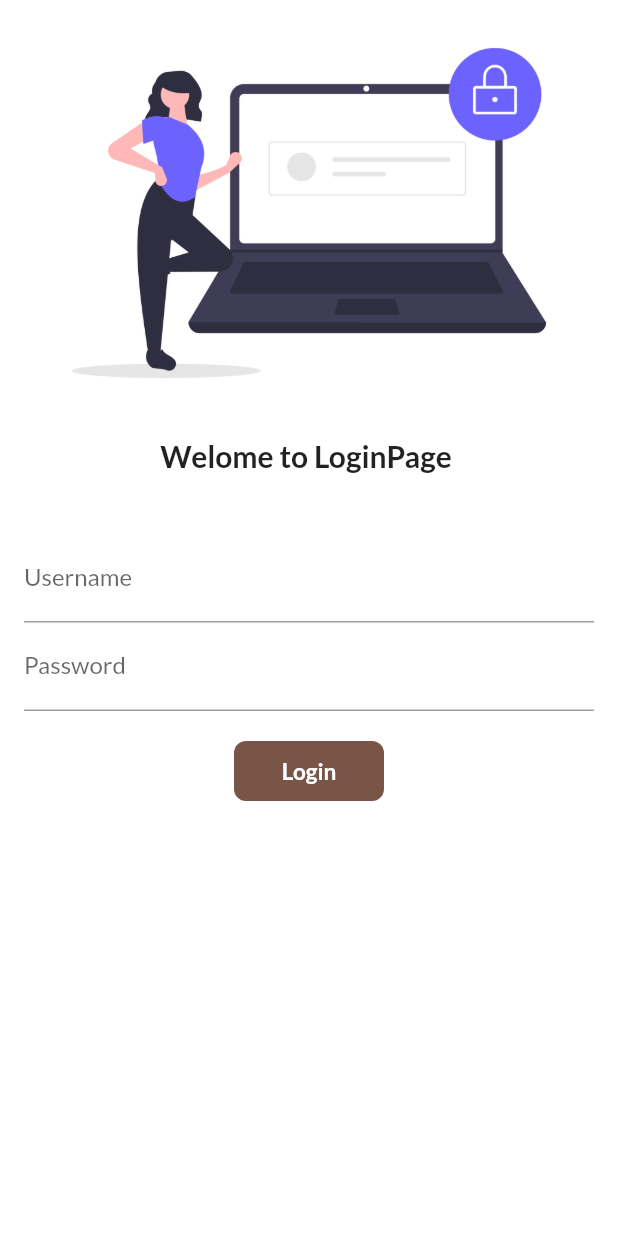
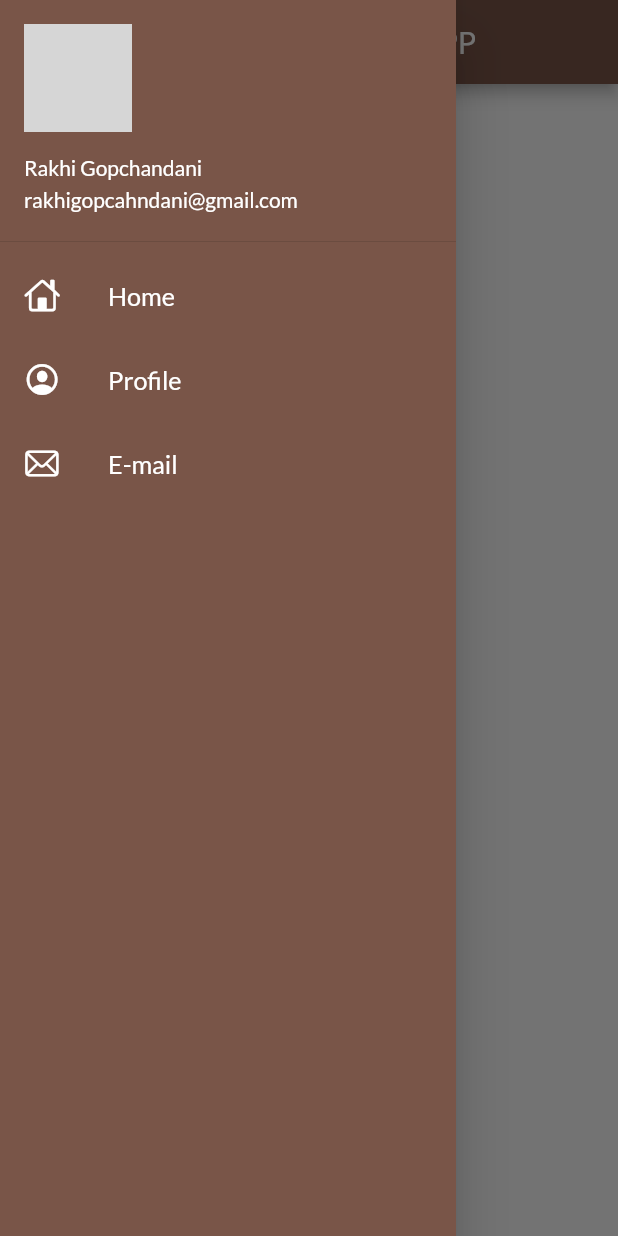
Before and after one commit to rakhigopchandani/my_app, a Flutter app: the screen it shows after launch, with the side drawer open (before the commit the screen has no drawer), on a phone screen of 412 x 824 dp. Run offline on Flutter 3.47's test engine with Material 2 defaults, Android fonts, the phone set to English and light mode, and no system bars; our stand-ins replace google_fonts; network calls fail; grey boxes are pictures that could not be loaded.

Commit message:
day 9 completed

```diff
--- a/lib/main.dart
+++ b/lib/main.dart
@@ -26,7 +26,8 @@ class MyApp extends StatelessWidget {
       darkTheme: ThemeData(
         brightness: Brightness.dark,
       ),
-     // initialRoute: "/home",
+      debugShowCheckedModeBanner: false,
+     initialRoute: MyRoutes.homeRoute,
       routes: {
         "/": (context)=> LoginPage(),
         MyRoutes.homeRoute:(context) => HomePage(),
--- a/lib/pages/home_page.dart
+++ b/lib/pages/home_page.dart
@@ -1,6 +1,8 @@
 // ignore_for_file: prefer_const_constructors
 
 import 'package:flutter/material.dart';
+
+import '../utils/widgets/drawer.dart';
 
 // ignore: use_key_in_widget_constructors
 class HomePage extends StatelessWidget {
@@ -17,14 +19,14 @@ class HomePage extends StatelessWidget {
       body:Center(
 
 
-        child: Image.asset("assets/images/hey.png",
-        fit: BoxFit.cover,
-        ),
+        child:Text("Welcome to HomePage"),
 
 
       ),
 
-      drawer: Drawer(),
+
+      drawer: MyDrawer(),
+
     );
   }
 }
--- /dev/null
+++ b/lib/utils/widgets/drawer.dart
@@ -0,0 +1,74 @@
+// ignore_for_file: prefer_const_constructors, prefer_const_declarations
+
+import 'package:flutter/cupertino.dart';
+import 'package:flutter/material.dart';
+
+// ignore: use_key_in_widget_constructors
+class MyDrawer extends StatelessWidget {
+  @override
+  Widget build(BuildContext context) {
+    // ignore: non_constant_identifier_names
+    final imageUrl = "";
+    //"https://www.google.com/imgres?imgurl=https%3A%2F%2Fuxwing.com%2Fwp-content%2Fthemes%2Fuxwing%2Fdownload%2F12-peoples-avatars%2Ffemale-user.png&imgrefurl=https%3A%2F%2Fuxwing.com%2Ffemale-user-icon%2F&tbnid=aHpbVUOaEtZjYM&vet=12ahUKEwiN6erb6Yn2AhWMNuwKHe0oA3YQMygOegUIARD-AQ..i&docid=7FjklY2KZgXiQM&w=488&h=512&q=user%20icon&hl=en&ved=2ahUKEwiN6erb6Yn2AhWMNuwKHe0oA3YQMygOegUIARD-AQ";
+
+    return Drawer(
+      child: Container(
+        color: Colors.brown,
+        child: ListView(
+          // ignore: prefer_const_literals_to_create_immutables
+          children: [
+            DrawerHeader(
+                padding: EdgeInsets.zero,
+                child: UserAccountsDrawerHeader(
+                  margin: EdgeInsets.zero,
+                  accountName: Text("Rakhi Gopchandani"),
+                  accountEmail: Text("rakhigopcahndani@gmail.com"),
+                  currentAccountPicture: CircleAvatar(
+                    backgroundImage: NetworkImage(imageUrl),
+                  ),
+                )),
+            ListTile(
+              leading: Icon(
+                CupertinoIcons.home,
+                color: Colors.white,
+              ),
+              title: Text(
+                "Home",
+                textScaleFactor: 1.2,
+                style: TextStyle(
+                  color: Colors.white,
+                ),
+              ),
+            ),
+            ListTile(
+              leading: Icon(
+                CupertinoIcons.profile_circled,
+                color: Colors.white,
+              ),
+              title: Text(
+                "Profile",
+                textScaleFactor: 1.2,
+                style: TextStyle(
+                  color: Colors.white,
+                ),
+              ),
+            ),
+            ListTile(
+              leading: Icon(
+                CupertinoIcons.mail,
+                color: Colors.white,
+              ),
+              title: Text(
+                "E-mail",
+                textScaleFactor: 1.2,
+                style: TextStyle(
+                  color: Colors.white,
+                ),
+              ),
+            ),
+          ],
+        ),
+      ),
+    );
+  }
+}
```
